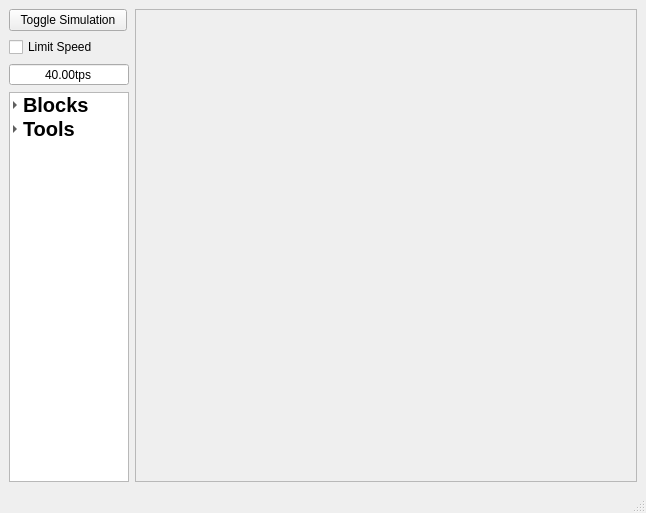
Qt form src/gui/mainWindow.ui (Martian-Technologies/Logic-Graph-Creator) before a commit.
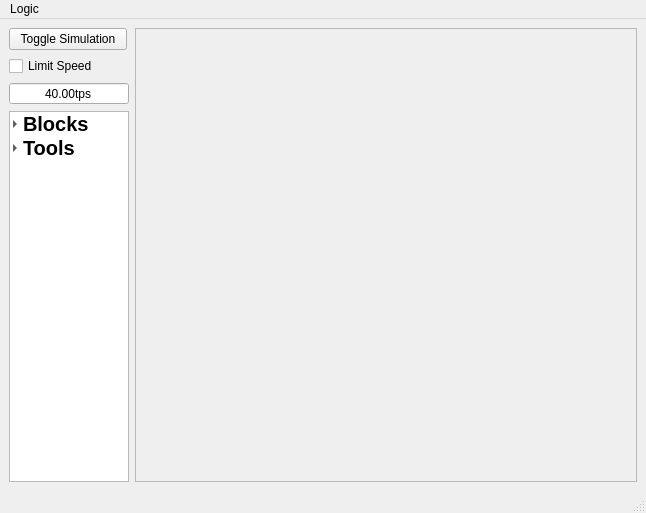
The same form after that commit.

What changed in the file:
```diff
--- a/src/gui/mainWindow.ui
+++ b/src/gui/mainWindow.ui
@@ -339,9 +339,16 @@
      <x>0</x>
      <y>0</y>
      <width>646</width>
-     <height>36</height>
+     <height>38</height>
     </rect>
    </property>
+   <widget class="QMenu" name="menuLogic">
+    <property name="title">
+     <string>Logic</string>
+    </property>
+    <addaction name="actionPreference"/>
+   </widget>
+   <addaction name="menuLogic"/>
   </widget>
   <widget class="QStatusBar" name="statusbar"/>
   <action name="actionj">
```
Left out of the diff: 5 changed lines with no effect on the pictures.
